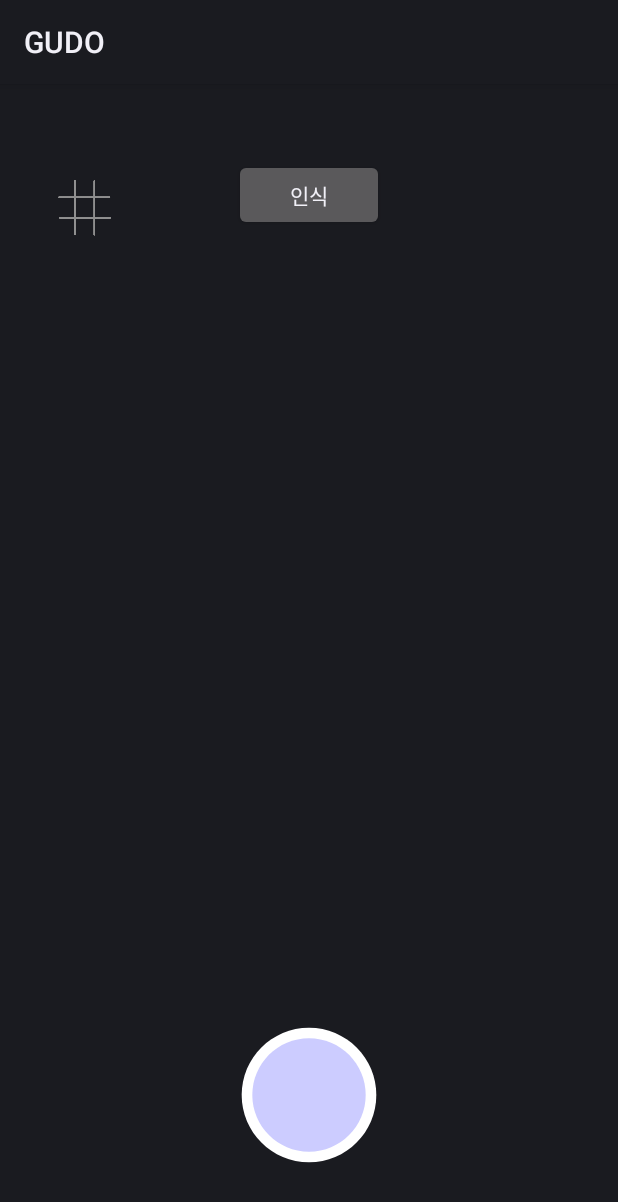
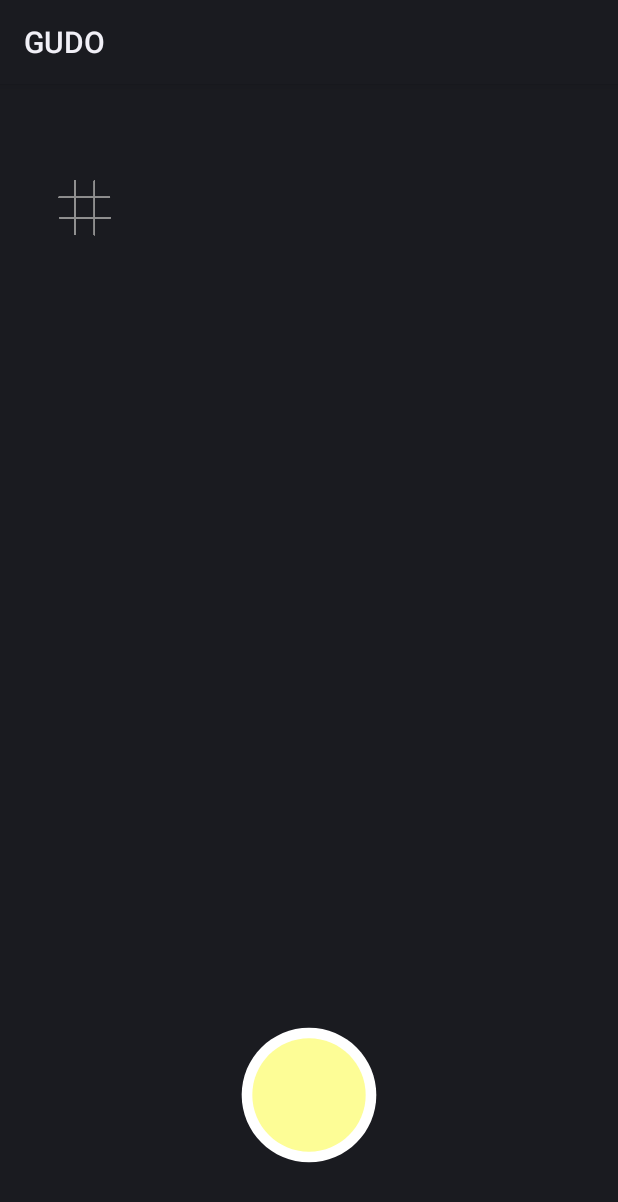
Before and after one commit to dusdn0573/CameraXBasic, an Android app: the layout camera_ui_container.xml on its own in the app's theme, with its tools: preview values and no code run, on a phone screen of 412 x 824 dp. Shown: the top 1202 px of the screen. Run offline under Robolectric (Android 15) with nearby library versions, the phone set to English and light mode, and no system bars.

Commit message:
UI수정 2차
색상을 변경,,,,,해야,,,,ㅎㅎ

```diff
--- a/app/src/main/java/com/android/example/cameraxbasic/fragments/CameraFragment.kt
+++ b/app/src/main/java/com/android/example/cameraxbasic/fragments/CameraFragment.kt
@@ -461,6 +461,7 @@ class CameraFragment : Fragment() {
         }
         //카테고리
         controls.findViewById<Button>(R.id.btn_category).setOnClickListener{
+
             btn_t1.visibility=View.GONE
             btn_t2.visibility=View.GONE
             btn_h.visibility=View.GONE
@@ -695,6 +696,8 @@ class CameraFragment : Fragment() {
         }
         //촬영장소인식 버튼을 눌렀을 때
         controls.findViewById<ImageButton>(R.id.btn_c).setOnClickListener {
+            btn_category.visibility=View.VISIBLE
+
             btn_t1.visibility=View.GONE
             btn_t2.visibility=View.GONE
             btn_h.visibility=View.GONE
--- a/app/src/main/res/drawable/button_shape.xml
+++ b/app/src/main/res/drawable/button_shape.xml
@@ -2,7 +2,7 @@
 <shape xmlns:android="http://schemas.android.com/apk/res/android"
     android:padding="10dp"
     android:shape="rectangle" >
-    <solid android:color="#ccccff" />
+    <solid android:color="#fdfd96" />
     <corners
         android:bottomLeftRadius="12dp"
         android:bottomRightRadius="12dp"
--- a/app/src/main/res/drawable/ic_shutter_normal.xml
+++ b/app/src/main/res/drawable/ic_shutter_normal.xml
@@ -22,7 +22,7 @@
     <path android:fillColor="#FFFFFF" android:fillType="evenOdd"
         android:pathData="M73.1,37C73.1,17.0637 56.9373,0.9 37,0.9C17.0627,0.9 0.9,17.0637 0.9,37C0.9,56.9373 17.0627,73.1 37,73.1C56.9373,73.1 73.1,56.9373 73.1,37"
         android:strokeColor="#00000000" android:strokeWidth="1"/>
-    <path android:fillColor="#ccccff" android:fillType="evenOdd"
+    <path android:fillColor="#fdfd96" android:fillType="evenOdd"
         android:pathData="M67.4,37C67.4,53.7895 53.7895,67.4 37,67.4C20.2105,67.4 6.6,53.7895 6.6,37C6.6,20.2105 20.2105,6.6 37,6.6C53.7895,6.6 67.4,20.2105 67.4,37"
         android:strokeColor="#00000000" android:strokeWidth="1"/>
 </vector>
--- a/app/src/main/res/drawable/ic_shutter_pressed.xml
+++ b/app/src/main/res/drawable/ic_shutter_pressed.xml
@@ -22,7 +22,7 @@
     <path android:fillColor="#FFFFFF" android:fillType="evenOdd"
         android:pathData="M73.1,37C73.1,17.0637 56.9373,0.9 37,0.9C17.0627,0.9 0.9,17.0637 0.9,37C0.9,56.9373 17.0627,73.1 37,73.1C56.9373,73.1 73.1,56.9373 73.1,37"
         android:strokeColor="#00000000" android:strokeWidth="1"/>
-    <path android:fillColor="#BBBBDD" android:fillType="evenOdd"
+    <path android:fillColor="#ffd400" android:fillType="evenOdd"
         android:pathData="M67.4,37C67.4,53.7895 53.7895,67.4 37,67.4C20.2105,67.4 6.6,53.7895 6.6,37C6.6,20.2105 20.2105,6.6 37,6.6C53.7895,6.6 67.4,20.2105 67.4,37"
         android:strokeColor="#00000000" android:strokeWidth="1"/>
 </vector>
--- a/app/src/main/res/layout/camera_ui_container.xml
+++ b/app/src/main/res/layout/camera_ui_container.xml
@@ -64,19 +64,7 @@
         <!--            android:text="인물2" />-->
     </LinearLayout>
 
-    <!-- Camera control and gallery buttons -->
-    <LinearLayout
-        android:layout_width="match_parent"
-        android:layout_height="match_parent"
-        android:layout_marginTop="50dp"
-        android:gravity="center|top">
 
-        <Button
-            android:id="@+id/btn_category"
-            android:layout_width="100dp"
-            android:layout_height="wrap_content"
-            android:text="인식" />
-    </LinearLayout>
 
     <LinearLayout
         android:layout_width="match_parent"
@@ -136,25 +124,27 @@
 <!--    </LinearLayout>-->
 
 
-
+    <!-- Camera control and gallery buttons -->
     <LinearLayout
         android:layout_width="match_parent"
-        android:layout_height="wrap_content"
-        app:layout_constraintBottom_toTopOf="@+id/camera_capture_button"
-        android:layout_marginTop="100dp"
-        android:gravity="center"
-        android:layout_marginBottom="60dp">
+        android:layout_height="match_parent"
+        android:layout_marginTop="50dp"
+        android:gravity="center|bottom"
+        android:layout_marginBottom="165dp">
+
         <Button
             android:id="@+id/btn_h"
             android:layout_width="wrap_content"
             android:layout_height="wrap_content"
             android:visibility="gone"
+            android:background="@drawable/button_shape"
             android:text="바다" />
         <Button
             android:id="@+id/btn_p1"
             android:layout_width="wrap_content"
             android:layout_height="wrap_content"
             android:visibility="gone"
+            android:background="@drawable/button_shape"
             android:text="전신" />
         <!--        <Button-->
         <!--            android:id="@+id/btn_p2"-->
@@ -167,18 +157,21 @@
             android:layout_width="wrap_content"
             android:layout_height="wrap_content"
             android:visibility="gone"
+            android:background="@drawable/button_shape"
             android:text="상반신" />
         <Button
             android:id="@+id/btn_food1"
             android:layout_width="wrap_content"
             android:layout_height="wrap_content"
             android:visibility="gone"
+            android:background="@drawable/button_shape"
             android:text="음식1" />
         <Button
             android:id="@+id/btn_food2"
             android:layout_width="wrap_content"
             android:layout_height="wrap_content"
             android:visibility="gone"
+            android:background="@drawable/button_shape"
             android:text="음식2" />
 
 
@@ -187,12 +180,14 @@
             android:layout_width="wrap_content"
             android:layout_height="wrap_content"
             android:visibility="gone"
+            android:background="@drawable/button_shape"
             android:text="타워1" />
         <Button
             android:id="@+id/btn_v2"
             android:layout_width="wrap_content"
             android:layout_height="wrap_content"
             android:visibility="gone"
+            android:background="@drawable/button_shape"
             android:text="타워2" />
 
         <Button
@@ -200,13 +195,32 @@
             android:layout_width="wrap_content"
             android:layout_height="wrap_content"
             android:visibility="gone"
+            android:background="@drawable/button_shape"
             android:text="도로"/>
         <Button
             android:id="@+id/btn_t2"
             android:layout_width="wrap_content"
             android:layout_height="wrap_content"
             android:visibility="gone"
+            android:background="@drawable/button_shape"
             android:text="도로2"/>
+
+    </LinearLayout>
+
+    <LinearLayout
+        android:layout_width="match_parent"
+        android:layout_height="wrap_content"
+        app:layout_constraintBottom_toTopOf="@+id/camera_capture_button"
+        android:layout_marginTop="100dp"
+        android:gravity="center"
+        android:layout_marginBottom="95dp">
+        <Button
+            android:id="@+id/btn_category"
+            android:layout_width="100dp"
+            android:layout_height="wrap_content"
+            android:background="@drawable/button_shape"
+            android:visibility="invisible"
+            android:text="인식" />
 
     </LinearLayout>
 
```
Lines whose indentation alone changed are shown as unchanged.
